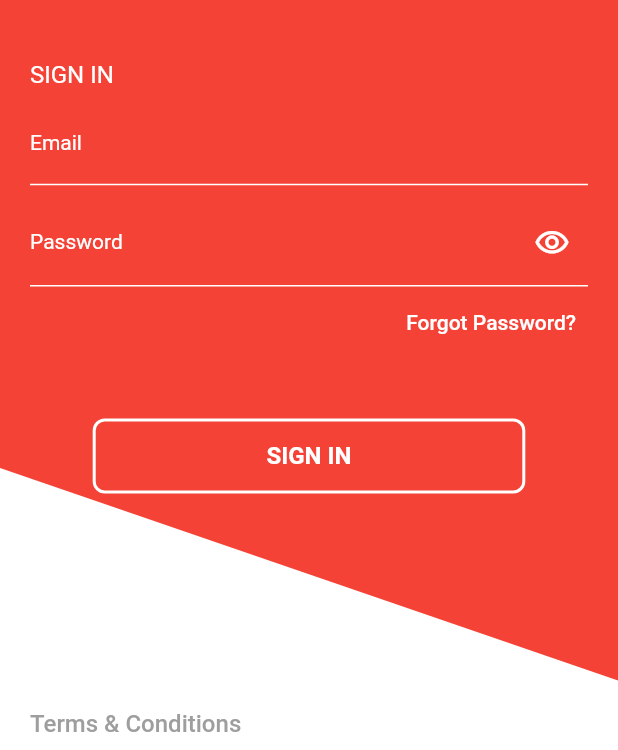
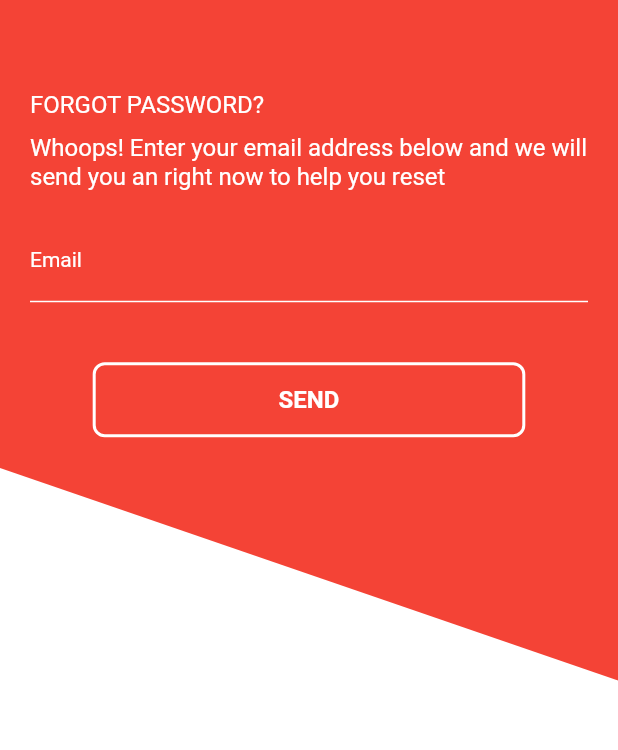
Before and after one commit to Achsuthan/deli_food, a Flutter app: the SignInScreen screen opened by its route, after a tap on "Forgot Password?", on a phone screen of 412 x 824 dp, the part 486-1236 px from its top. Run offline on Flutter 3.47's test engine with Material 2 defaults, Android fonts, the phone set to English and light mode, and no system bars.

Commit message:
Forgot password screen added

```diff
--- a/lib/data/enum/landing_button.dart
+++ b/lib/data/enum/landing_button.dart
@@ -4,4 +4,8 @@ enum LandingButtonType {
   DELIFOOD,
   GUEST,
   REGISTER,
+  SIGNUP,
+  SIGNIN,
+  FORGOTCODEREQUEST,
+  RESET,
 }
--- a/lib/main.dart
+++ b/lib/main.dart
@@ -1,8 +1,11 @@
+import 'package:deli_food/screens/code_verfication_screen.dart';
+import 'package:deli_food/screens/new_password_screen.dart';
 import 'package:flutter/material.dart';
 
 import './screens/register_screen.dart';
 import './screens/signin_screen.dart';
 import './screens/landing_screen.dart';
+import './screens/forgot_password_screen.dart';
 
 void main() {
   runApp(MyApp());
@@ -30,6 +33,9 @@ class MyApp extends StatelessWidget {
         LandingScreen.routerName: (_) => LandingScreen(),
         RegisterScreen.routerName: (_) => RegisterScreen(),
         SignInScreen.routerName: (_) => SignInScreen(),
+        ForgotPasswordScreen.routerName: (_) => ForgotPasswordScreen(),
+        CodeVerificationScreen.routerName: (_) => CodeVerificationScreen(),
+        NewPasswordScreen.routerName: (_) => NewPasswordScreen(),
       },
     );
   }
--- /dev/null
+++ b/lib/screens/forgot_password_screen.dart
@@ -0,0 +1,93 @@
+import 'package:flutter/material.dart';
+
+import '../widget/navigator_text_back_button.dart';
+import '../data/enum/landing_button.dart';
+import '../widget/deli_border_button.dart';
+import '../widget/deli_text_field.dart';
+import '../widget/logo_withtext.dart';
+import '../widget/angle_backgorund.dart';
+
+class ForgotPasswordScreen extends StatelessWidget {
+  static String routerName = "/Forgot_password";
+  const ForgotPasswordScreen({Key? key}) : super(key: key);
+
+  @override
+  Widget build(BuildContext context) {
+    return Scaffold(
+      appBar: AppBar(
+        backgroundColor: Colors.red,
+        elevation: 0,
+        leading: NavigatorTextBackButton(),
+      ),
+      backgroundColor: Colors.red,
+      body: SafeArea(
+          bottom: false,
+          left: false,
+          right: false,
+          child: SingleChildScrollView(
+            child: Container(
+              height: 800,
+              child: Stack(
+                children: [
+                  Positioned(
+                    bottom: 0,
+                    child: Container(
+                      child: CustomPaint(
+                        painter: AngleBackgorund(),
+                        size: Size(MediaQuery.of(context).size.width, 220),
+                      ),
+                    ),
+                  ),
+                  Container(
+                    padding: EdgeInsets.only(
+                      left: 20,
+                      right: 20,
+                    ),
+                    child: Column(
+                      crossAxisAlignment: CrossAxisAlignment.start,
+                      children: [
+                        LogoWithText(),
+                        SizedBox(
+                          height: 60,
+                        ),
+                        Text(
+                          "FORGOT PASSWORD?",
+                          style: TextStyle(
+                            color: Colors.white,
+                            fontWeight: FontWeight.w400,
+                            fontSize: 16,
+                          ),
+                        ),
+                        SizedBox(height: 10),
+                        Text(
+                          "Whoops! Enter your email address below and we will send you an right now to help you reset",
+                          style: TextStyle(
+                            color: Colors.white,
+                            fontSize: 16,
+                          ),
+                        ),
+                        SizedBox(
+                          height: 20,
+                        ),
+                        DeliTextFiled(
+                          hintLabel: "Email",
+                        ),
+                        SizedBox(
+                          height: 40,
+                        ),
+                        Container(
+                          alignment: Alignment.center,
+                          child: DeliBorderButton(
+                            buttonType: LandingButtonType.FORGOTCODEREQUEST,
+                          ),
+                        ),
+                      ],
+                    ),
+                  )
+                ],
+              ),
+            ),
+          )),
+    );
+  }
+}
--- a/lib/screens/signin_screen.dart
+++ b/lib/screens/signin_screen.dart
@@ -1,10 +1,14 @@
-import 'package:deli_food/widget/angle_backgorund.dart';
-import 'package:deli_food/widget/deli_border_button.dart';
 import 'package:flutter/material.dart';
 
 import '../widget/logo_withtext.dart';
 import '../widget/deli_password_text_field.dart';
 import '../widget/deli_text_field.dart';
+
+import '../screens/forgot_password_screen.dart';
+import '../widget/angle_backgorund.dart';
+import '../widget/deli_border_button.dart';
+import '../widget/navigator_text_back_button.dart';
+import '../data/enum/landing_button.dart';
 
 class SignInScreen extends StatefulWidget {
   static String routerName = "/sign_in";
@@ -30,17 +34,13 @@ class _SignInScreenState extends State<SignInScreen> {
       appBar: AppBar(
         elevation: 0,
         backgroundColor: Colors.red,
-        leading: TextButton(
-          onPressed: () {
-            Navigator.pop(context);
-          },
-          child: Text(
-            "Back",
-            style: TextStyle(color: Colors.white, fontWeight: FontWeight.w300),
+        leading: NavigatorTextBackButton(),
       ),
-        ),
-      ),
-      body: SingleChildScrollView(
+      body: SafeArea(
+        bottom: false,
+        left: false,
+        right: false,
+        child: SingleChildScrollView(
           child: Container(
             height: 800,
             child: Stack(
@@ -105,7 +105,8 @@ class _SignInScreenState extends State<SignInScreen> {
                         alignment: Alignment.centerRight,
                         child: TextButton(
                             onPressed: () {
-                            print("forgot password");
+                              Navigator.pushNamed(
+                                  context, ForgotPasswordScreen.routerName);
                             },
                             child: Text(
                               "Forgot Password?",
@@ -120,7 +121,7 @@ class _SignInScreenState extends State<SignInScreen> {
                       Container(
                         alignment: Alignment.center,
                         child: DeliBorderButton(
-                        title: "SIGN IN",
+                          buttonType: LandingButtonType.SIGNIN,
                         ),
                       ),
                     ],
@@ -130,6 +131,7 @@ class _SignInScreenState extends State<SignInScreen> {
             ),
           ),
         ),
+      ),
     );
   }
 }
--- a/lib/widget/deli_border_button.dart
+++ b/lib/widget/deli_border_button.dart
@@ -1,18 +1,26 @@
 import 'package:flutter/material.dart';
 
+import '../data/enum/landing_button.dart';
+import '../screens/code_verfication_screen.dart';
+
 class DeliBorderButton extends StatelessWidget {
-  final String title;
+  final LandingButtonType buttonType;
   const DeliBorderButton({
-    required this.title,
+    required this.buttonType,
     Key? key,
   }) : super(key: key);
+
+  void buttonHandler(BuildContext ctx) {
+    print("button type $buttonType");
+    if (buttonType == LandingButtonType.FORGOTCODEREQUEST) {
+      Navigator.pushNamed(ctx, CodeVerificationScreen.routerName);
+    }
+  }
 
   @override
   Widget build(BuildContext context) {
     return GestureDetector(
-      onTap: () {
-        print("Button pressed");
-      },
+      onTap: () => buttonHandler(context),
       child: Container(
         alignment: Alignment.center,
         height: 50,
@@ -25,7 +33,13 @@ class DeliBorderButton extends StatelessWidget {
           borderRadius: BorderRadius.circular(8),
         ),
         child: Text(
-          title,
+          buttonType == LandingButtonType.SIGNUP
+              ? "REGISTER"
+              : buttonType == LandingButtonType.SIGNIN
+                  ? "SIGN IN"
+                  : buttonType == LandingButtonType.FORGOTCODEREQUEST
+                      ? "SEND"
+                      : "RESET",
           style: TextStyle(
             color: Colors.white,
             fontWeight: FontWeight.bold,
--- /dev/null
+++ b/lib/widget/navigator_text_back_button.dart
@@ -0,0 +1,19 @@
+import 'package:flutter/material.dart';
+
+class NavigatorTextBackButton extends StatelessWidget {
+  const NavigatorTextBackButton({Key? key}) : super(key: key);
+
+  @override
+  Widget build(BuildContext context) {
+    return TextButton(
+      onPressed: () {
+        Navigator.pop(context);
+      },
+      child: Text(
+        "Back",
+        style: TextStyle(color: Colors.white, fontWeight: FontWeight.w300),
+      ),
+    );
+    ;
+  }
+}
```
Also changed, not shown: lib/screens/code_verfication_screen.dart (added, +83 -0 lines), lib/screens/new_password_screen.dart (added, +106 -0 lines), lib/screens/register_screen.dart (+9 -16 lines). Lines whose indentation alone changed are shown as unchanged.
